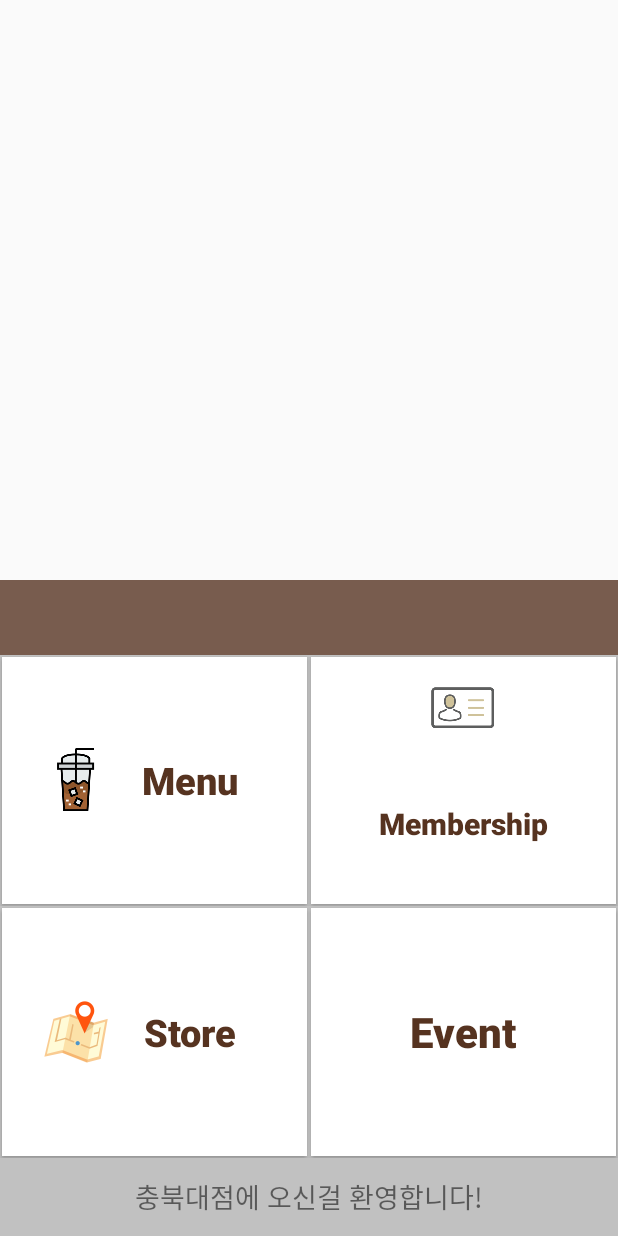
After one commit to heekyu96/ULS_CafeSystem, an Android app: the layout lev0_fragment.xml on its own in the app's theme, with its tools: preview values and no code run, on a phone screen of 412 x 824 dp. The commit adds this screen. Run offline under Robolectric (Android 15) with nearby library versions, the phone set to English and light mode, and no system bars.

Commit message:
지연 - lev3 주석추가, lev0추가

```diff
--- /dev/null
+++ b/app/src/main/res/layout/lev0_fragment.xml
@@ -0,0 +1,127 @@
+<?xml version="1.0" encoding="utf-8"?>
+<RelativeLayout
+    xmlns:android="http://schemas.android.com/apk/res/android" android:layout_width="match_parent"
+    android:layout_height="match_parent">
+
+    <!--########## Order Process ##########-->
+    <LinearLayout
+        android:id="@+id/userlev1_frame"
+        android:layout_width="match_parent"
+        android:layout_height="match_parent"
+        android:layout_above="@id/main_middle_guide"
+        android:orientation="horizontal"
+        android:weightSum="7">
+
+    </LinearLayout>
+    <!--########## slide ##########-->
+    <FrameLayout
+        android:id="@+id/slideCircle"
+        android:layout_width="match_parent"
+        android:layout_height="50dp"
+        android:layout_centerVertical="true"
+        android:background="#785c4e"
+        android:paddingTop="8dp">
+
+    </FrameLayout>
+
+
+    <!--########## Menu Buttons ##########-->
+    <LinearLayout
+        android:background="@color/colorGray"
+        android:layout_width="match_parent"
+        android:layout_height="match_parent"
+        android:layout_above="@+id/main_end_guide"
+        android:layout_below="@+id/slideCircle"
+        android:orientation="vertical"
+        android:weightSum="2">
+
+        <!--########## First linear Buttons ##########-->
+        <LinearLayout
+            android:layout_width="match_parent"
+            android:layout_height="0dp"
+            android:layout_weight="1"
+            android:weightSum="2">
+
+            <Button
+                android:id="@+id/order"
+                android:layout_margin="1dp"
+                android:background="@color/colorWhite"
+                android:layout_width="0dp"
+                android:layout_height="match_parent"
+                android:layout_weight="1"
+                android:drawableStart="@mipmap/ic_coffee"
+                android:fontFamily="sans-serif-black"
+                android:text="@string/menu"
+                android:paddingStart="25dp"
+                android:paddingEnd="25dp"
+                android:textAllCaps="false"
+                android:textColor="@color/colorBtn"
+                android:textSize="25sp" />
+            <Button
+                android:id="@+id/membership"
+                android:background="@color/colorWhite"
+                android:layout_margin="1dp"
+                android:layout_width="0dp"
+                android:drawableTop="@mipmap/ic_membership"
+                android:fontFamily="sans-serif-black"
+                android:paddingTop="10dp"
+                android:text="@string/membership"
+                android:textAllCaps="false"
+                android:textColor="@color/colorBtn"
+                android:textSize="20sp"
+                android:layout_height="match_parent"
+                android:layout_weight="1" />
+
+        </LinearLayout>
+
+        <!--########## Second linear Buttons ##########-->
+        <LinearLayout
+            android:layout_width="match_parent"
+            android:layout_height="0dp"
+            android:layout_weight="1">
+
+            <Button
+                android:id="@+id/store"
+                android:layout_margin="1dp"
+                android:background="@color/colorWhite"
+                android:layout_width="0dp"
+                android:layout_height="match_parent"
+                android:layout_weight="1"
+                android:drawableStart="@mipmap/ic_store"
+                android:fontFamily="sans-serif-black"
+                android:text="@string/store"
+                android:paddingStart="25dp"
+                android:paddingEnd="25dp"
+                android:textAllCaps="false"
+                android:textColor="@color/colorBtn"
+                android:textSize="25sp" />
+            <Button
+                android:id="@+id/event"
+                android:background="@color/colorWhite"
+                android:layout_margin="1dp"
+                android:layout_width="0dp"
+                android:layout_height="match_parent"
+                android:fontFamily="sans-serif-black"
+                android:text="@string/event"
+                android:textAllCaps="false"
+                android:textColor="@color/colorBtn"
+                android:textSize="28sp"
+                android:layout_weight="1"/>
+
+        </LinearLayout>
+
+    </LinearLayout>
+
+    <!--########## END GUIDE ##########-->
+    <TextView
+        android:id="@+id/main_end_guide"
+        android:layout_width="match_parent"
+        android:layout_height="52dp"
+        android:layout_alignParentBottom="true"
+        android:background="@color/colorGray"
+        android:paddingTop="12dp"
+        android:text="@string/bottomGuide"
+        android:textAlignment="center"
+        android:textSize="18sp" />
+
+</RelativeLayout>
--- a/app/src/main/res/layout/lev3_fragment.xml
+++ b/app/src/main/res/layout/lev3_fragment.xml
@@ -28,6 +28,7 @@
             android:textSize="20sp"
             android:textStyle="bold" />
 
+        <!--########## ScrollView ##########-->
         <HorizontalScrollView
             android:id="@+id/horizontalScrollView"
             android:layout_width="match_parent"
@@ -42,6 +43,7 @@
                 android:layout_width="wrap_content"
                 android:layout_height="match_parent">
 
+                <!--########## Light Button ##########-->
                 <LinearLayout
                     android:layout_width="100dp"
                     android:layout_height="100dp"
@@ -63,6 +65,7 @@
                         android:text="@string/light"/>
                 </LinearLayout>
 
+                <!--########## Air Condition Button ##########-->
                 <LinearLayout
                     android:layout_width="100dp"
                     android:layout_height="100dp"
@@ -84,6 +87,7 @@
                         android:text="@string/airCondition"/>
                 </LinearLayout>
 
+                <!--########## Coffee Machine Button ##########-->
                 <LinearLayout
                     android:layout_width="100dp"
                     android:layout_height="100dp"
@@ -107,6 +111,7 @@
                 </LinearLayout>
 
 
+                <!--########## Plus Button ########## -->
                 <LinearLayout
                     android:layout_width="100dp"
                     android:layout_height="100dp"
--- a/app/src/main/res/values/strings.xml
+++ b/app/src/main/res/values/strings.xml
@@ -6,6 +6,7 @@
     <string name="bottomGuide">충북대점에 오신걸 환영합니다!</string>
     <!--menu bar-->
     <string name="menu">Menu</string>
+    <string name="store">Store</string>
     <string name="membership">Membership</string>
     <string name="order">Order</string>
     <string name="order_list">Order List</string>
```
Also changed, not shown: app/src/main/ic_store-web.png (added), app/src/main/res/mipmap-hdpi/ic_store.png (added), app/src/main/res/mipmap-mdpi/ic_store.png (added), app/src/main/res/mipmap-xhdpi/ic_store.png (added), app/src/main/res/mipmap-xxhdpi/ic_store.png (added), app/src/main/res/mipmap-xxxhdpi/ic_store.png (added).
